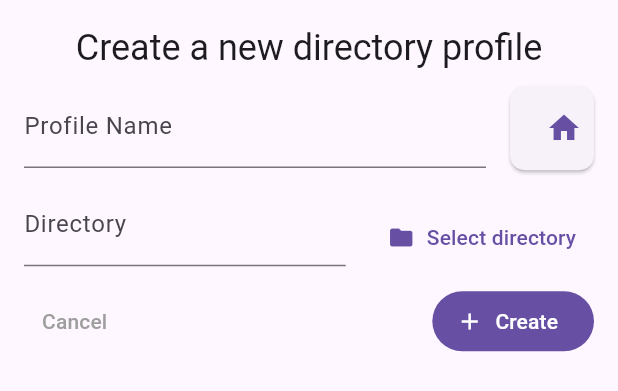
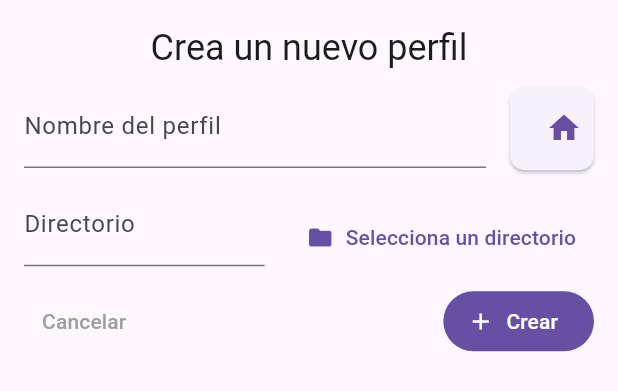
Before and after one commit to AndreXi/organized_camera, a Flutter app: the AddDirectoryForm widget shown alone on an empty page, opened directly, on a phone screen of 412 x 824 dp. Shown: the top 391 px of the screen. Run offline on Flutter 3.47's test engine with Material 2 defaults, Android fonts, the light colour scheme and no system bars; our stand-ins replace camera, file_picker, hive, hive_flutter, package_info_plus, permission_handler; accounts and stored records are empty; generated files the repository leaves out were written again.

Commit message:
chore: translate forms

```diff
--- a/lib/src/widgets/add_directory_form/add_directory_form.dart
+++ b/lib/src/widgets/add_directory_form/add_directory_form.dart
@@ -1,5 +1,6 @@
 import 'package:file_picker/file_picker.dart';
 import 'package:flutter/material.dart';
+import 'package:organized_camera/src/localization/l10n.dart';
 import 'package:organized_camera/src/models/saved_directory/saved_directory.dart';
 import 'package:organized_camera/src/services/saved_directory_data.dart';
 import 'package:organized_camera/src/widgets/select_icon_dialog/select_icon_dialog.dart';
@@ -20,6 +21,8 @@ class _AddDirectoryFormState extends State<AddDirectoryForm> {
 
   @override
   Widget build(BuildContext context) {
+    final t = Localization(context).translations;
+
     Future<bool> createDirectory() async {
       final newDirectory = SavedDirectory(
           directory: _directoryController.text,
@@ -59,7 +62,9 @@ class _AddDirectoryFormState extends State<AddDirectoryForm> {
         createDirectory().then((result) {
           if (result) {
             ScaffoldMessenger.of(context).showSnackBar(
-              const SnackBar(content: Text('Directory added')),
+              SnackBar(
+                  content:
+                      Text(t?.addDirectoryFormSuccess ?? 'Directory added')),
             );
             Navigator.of(context).pop();
           }
@@ -81,7 +86,7 @@ class _AddDirectoryFormState extends State<AddDirectoryForm> {
             children: [
               Center(
                 child: Text(
-                  "Create a new directory profile",
+                  t?.addDirectoryFormTitle ?? "Create a new directory profile",
                   style: Theme.of(context).textTheme.headlineSmall,
                 ),
               ),
@@ -94,12 +99,14 @@ class _AddDirectoryFormState extends State<AddDirectoryForm> {
                       controller: _nameController,
                       validator: (value) {
                         if (value == null || value.isEmpty) {
-                          return "The profile name is required";
+                          return t?.addDirectoryFormProfileNameError ??
+                              "The profile name is required";
                         }
                         return null;
                       },
-                      decoration:
-                          const InputDecoration(label: Text("Profile Name")),
+                      decoration: InputDecoration(
+                          label: Text(t?.addDirectoryFormProfileNameHint ??
+                              "Profile Name")),
                     ),
                   ),
                   const SizedBox(width: 16.0),
@@ -117,11 +124,13 @@ class _AddDirectoryFormState extends State<AddDirectoryForm> {
                     child: TextFormField(
                       readOnly: true,
                       controller: _directoryController,
-                      decoration:
-                          const InputDecoration(label: Text("Directory")),
+                      decoration: InputDecoration(
+                          label: Text(
+                              t?.addDirectoryFormdirectoryHint ?? "Directory")),
                       validator: (value) {
                         if (value == null || value.isEmpty) {
-                          return "The directory is required";
+                          return t?.addDirectoryFormdirectoryError ??
+                              "The directory is required";
                         }
                         return null;
                       },
@@ -130,12 +139,13 @@ class _AddDirectoryFormState extends State<AddDirectoryForm> {
                   const SizedBox(width: 16.0),
                   TextButton(
                     onPressed: onSelectDirectory,
-                    child: const Row(
+                    child: Row(
                       children: [
-                        Icon(Icons.folder),
+                        const Icon(Icons.folder),
                         Padding(
-                          padding: EdgeInsets.only(left: 8.0),
-                          child: Text("Select directory"),
+                          padding: const EdgeInsets.only(left: 8.0),
+                          child: Text(t?.addDirectoryFormSelectDirectory ??
+                              "Select directory"),
                         ),
                       ],
                     ),
@@ -150,11 +160,11 @@ class _AddDirectoryFormState extends State<AddDirectoryForm> {
                         foregroundColor: Colors.grey,
                       ),
                       onPressed: onCancel,
-                      child: const Text("Cancel")),
+                      child: Text(t?.addDirectoryFormCancel ?? "Cancel")),
                   FilledButton.icon(
                       onPressed: onSubmit,
                       icon: const Icon(Icons.add),
-                      label: const Text("Create")),
+                      label: Text(t?.addDirectoryFormCreate ?? "Create")),
                 ],
               )
             ],
```
Also changed, not shown: lib/src/widgets/edit_directory_form/edit_directory_form.dart (+25 -15 lines).
